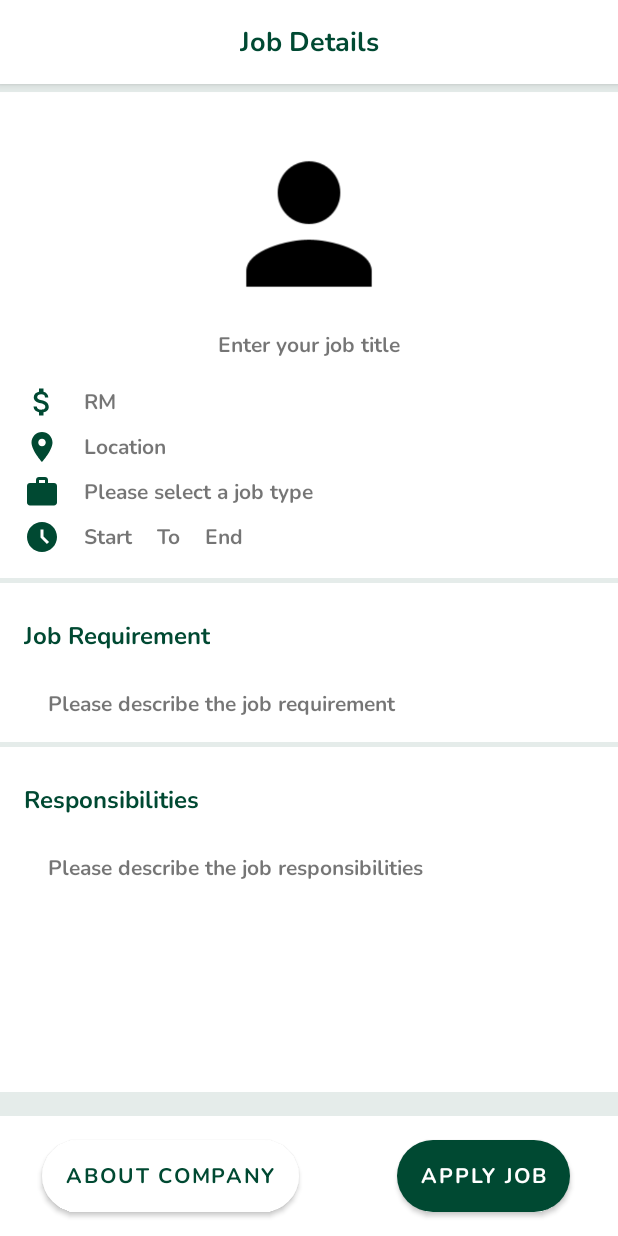
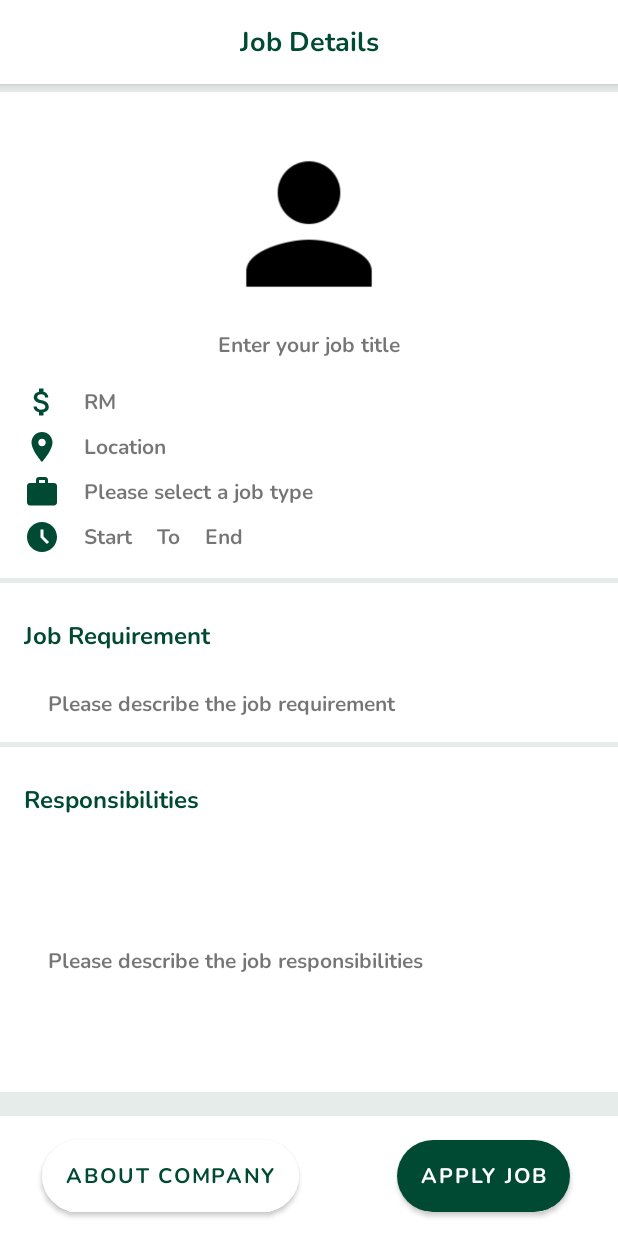
Before and after one commit to WeiChin04/EasyJob, an Android app: the layout fragment_user_job_detail.xml on its own in the app's theme, with its tools: preview values and no code run, on a phone screen of 412 x 824 dp. Run offline under Robolectric (Android 15) with nearby library versions, the phone set to English and light mode, and no system bars; network calls fail.

Commit message:
layout change

```diff
--- a/app/src/main/java/com/example/easyjob/employer/JobAnalysisDetailsFragment.kt
+++ b/app/src/main/java/com/example/easyjob/employer/JobAnalysisDetailsFragment.kt
@@ -3,6 +3,7 @@ package com.example.easyjob.employer
 import android.os.Bundle
 import android.os.CountDownTimer
 import android.preference.PreferenceManager
+import android.util.Log
 import androidx.fragment.app.Fragment
 import android.view.LayoutInflater
 import android.view.View
@@ -27,6 +28,7 @@ class JobAnalysisDetailsFragment : Fragment() {
 
         val lastAppliedTime = arguments?.getString("last_applied")?.toLongOrNull() ?: 0
 
+            Log.d("lastApplied","$lastAppliedTime")
             timer = object : CountDownTimer(Long.MAX_VALUE, 60000) { // 每分钟检查一次
                 override fun onTick(millisUntilFinished: Long) {
                     val currentTime = System.currentTimeMillis()
@@ -37,7 +39,6 @@ class JobAnalysisDetailsFragment : Fragment() {
                     }
                     hideReminder()
                 }
-
                 override fun onFinish() {}
             }
             timer?.start()
@@ -74,8 +75,6 @@ class JobAnalysisDetailsFragment : Fragment() {
         binding.btnCloseWarning.setOnClickListener {
             hideReminder()
         }
-
-
         return binding.root
     }
 
--- a/app/src/main/res/layout/fragment_user_job_detail.xml
+++ b/app/src/main/res/layout/fragment_user_job_detail.xml
@@ -229,6 +229,7 @@
                 android:layout_marginTop="24dp"
                 android:layout_marginEnd="16dp"
                 android:text="@string/job_requirement_hint"
+                app:layout_constraintBottom_toBottomOf="parent"
                 app:layout_constraintEnd_toEndOf="parent"
                 app:layout_constraintStart_toStartOf="@+id/tvJobDetailRequirement"
                 app:layout_constraintTop_toBottomOf="@+id/tvJobDetailRequirement" />
@@ -264,6 +265,7 @@
                 android:layout_marginTop="24dp"
                 android:layout_marginEnd="16dp"
                 android:text="@string/responsibilities_hint"
+                app:layout_constraintBottom_toBottomOf="parent"
                 app:layout_constraintEnd_toEndOf="parent"
                 app:layout_constraintStart_toStartOf="@+id/tvJobDetailResp"
                 app:layout_constraintTop_toBottomOf="@+id/tvJobDetailResp" />
```
Lines whose indentation alone changed are shown as unchanged.
